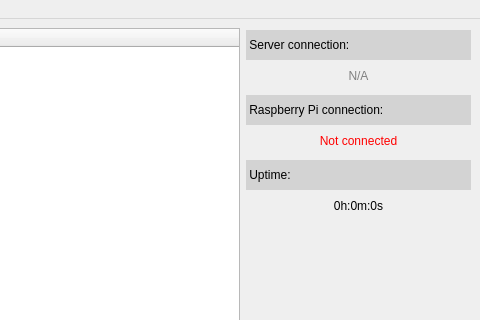
This is telemetry/client/Data/main_window.ui in solar-car/telemetry as Qt 5 draws it before an edit; both pictures show x 311 to 791 and y 0 to 320 of the 791 by 660 pixel window. The edited form follows.
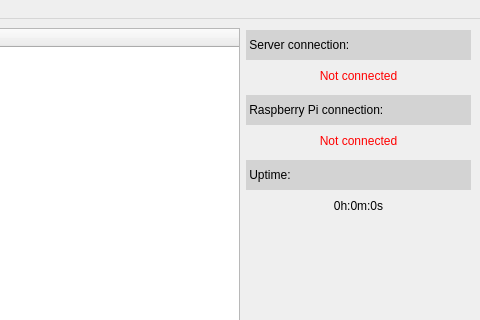
This is the edited form.

```diff
--- a/telemetry/client/Data/main_window.ui
+++ b/telemetry/client/Data/main_window.ui
@@ -109,10 +109,10 @@
           </size>
          </property>
          <property name="styleSheet">
-          <string notr="true">color : gray</string>
+          <string notr="true">color : red</string>
          </property>
          <property name="text">
-          <string>N/A</string>
+          <string>Not connected</string>
          </property>
          <property name="alignment">
           <set>Qt::AlignCenter</set>
```
Left out of the diff: 2 changed lines with no effect on the pictures.
